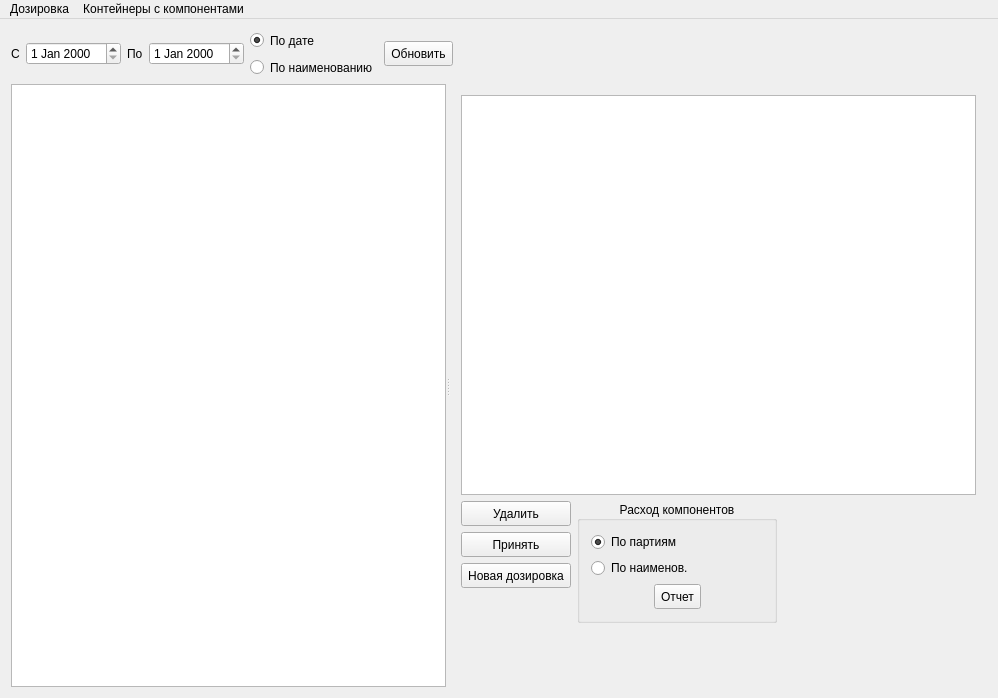
Old version of the form mainwindow.ui in the repository Sergeyego/doz_view.
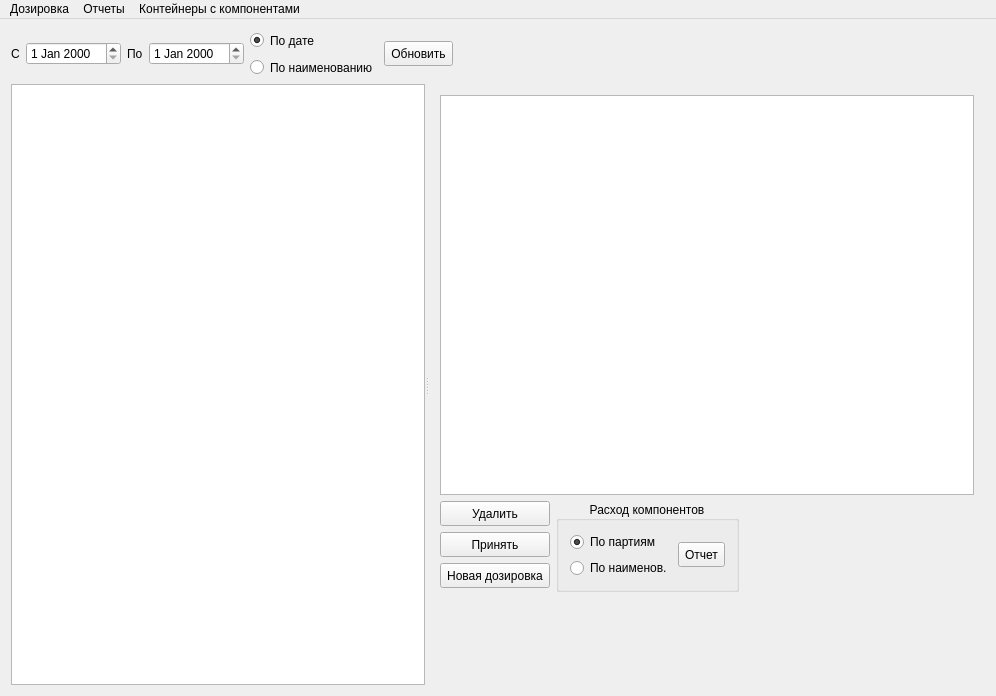
New version of the form. Icons and pictures are not drawn. Custom widgets are drawn as their Qt base class.

Patch:
```diff
--- a/mainwindow.ui
+++ b/mainwindow.ui
@@ -6,8 +6,8 @@
    <rect>
     <x>0</x>
     <y>0</y>
-    <width>998</width>
-    <height>698</height>
+    <width>996</width>
+    <height>696</height>
    </rect>
   </property>
   <property name="windowTitle">
@@ -164,7 +164,7 @@
         <enum>QAbstractItemView::SelectRows</enum>
        </property>
       </widget>
-      <widget class="QWidget" name="">
+      <widget class="QWidget" name="layoutWidget">
        <layout class="QVBoxLayout" name="verticalLayout_7">
         <item>
          <widget class="DbViewer" name="tableViewData">
@@ -313,23 +313,6 @@
                    </item>
                   </layout>
                  </item>
-                </layout>
-               </item>
-               <item>
-                <layout class="QHBoxLayout" name="horizontalLayout_3">
-                 <item>
-                  <spacer name="horizontalSpacer_4">
-                   <property name="orientation">
-                    <enum>Qt::Horizontal</enum>
-                   </property>
-                   <property name="sizeHint" stdset="0">
-                    <size>
-                     <width>40</width>
-                     <height>20</height>
-                    </size>
-                   </property>
-                  </spacer>
-                 </item>
                  <item>
                   <widget class="QToolButton" name="toolButtonReport">
                    <property name="sizePolicy">
@@ -352,19 +335,6 @@
                    </property>
                   </widget>
                  </item>
-                 <item>
-                  <spacer name="horizontalSpacer_3">
-                   <property name="orientation">
-                    <enum>Qt::Horizontal</enum>
-                   </property>
-                   <property name="sizeHint" stdset="0">
-                    <size>
-                     <width>40</width>
-                     <height>20</height>
-                    </size>
-                   </property>
-                  </spacer>
-                 </item>
                 </layout>
                </item>
               </layout>
@@ -411,7 +381,7 @@
     <rect>
      <x>0</x>
      <y>0</y>
-     <width>998</width>
+     <width>996</width>
      <height>24</height>
     </rect>
    </property>
@@ -431,7 +401,15 @@
     </property>
     <addaction name="actionLoad"/>
    </widget>
+   <widget class="QMenu" name="menu_3">
+    <property name="title">
+     <string>Отчеты</string>
+    </property>
+    <addaction name="actionReport"/>
+    <addaction name="actionCube"/>
+   </widget>
    <addaction name="menu"/>
+   <addaction name="menu_3"/>
    <addaction name="menu_2"/>
   </widget>
   <action name="actionDel">
```
Left out of the diff: 9 changed lines with no effect on the pictures.
